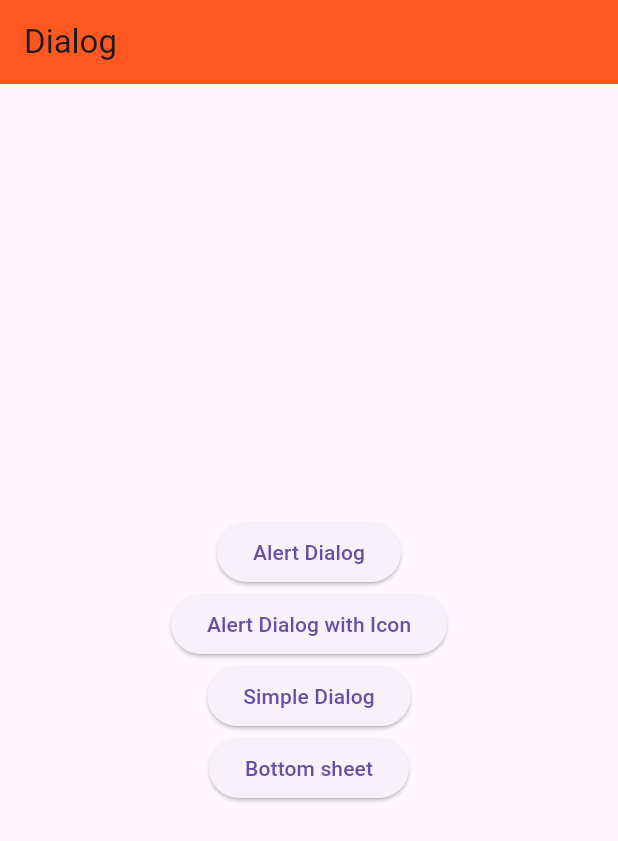
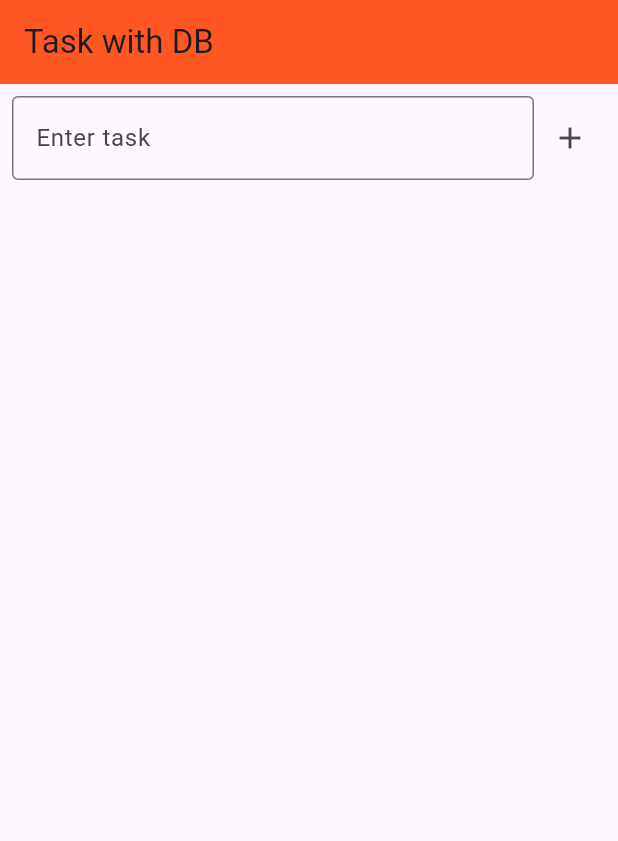
Before and after one commit to taufiqurSabbir/batch_16, a Flutter app: the screen it shows after launch, on a phone screen of 412 x 824 dp. Shown: the top 841 px of the screen. Run offline on Flutter 3.47's test engine with Material 3 defaults, Android fonts, the phone set to English and light mode, and no system bars; our stand-ins replace flutter_screenutil, shimmer, sqflite; accounts and stored records are empty.

Commit message:
module_16_class_1

```diff
--- a/lib/app.dart
+++ b/lib/app.dart
@@ -20,6 +20,7 @@ import 'module_13/class_3.dart';
 import 'module_14/class_1.dart';
 import 'module_14/class_2.dart';
 import 'module_14/class_3.dart';
+import 'module_16/ui/task_home.dart';
 import 'module_9/class_3.dart';
 
 class MyApp extends StatelessWidget {
@@ -36,7 +37,7 @@ class MyApp extends StatelessWidget {
          debugShowCheckedModeBanner: false,
          title: 'Flutter 16',
 
-         initialRoute: '/Module14Class3',
+         initialRoute: '/TaskHome',
 
          routes: {
            '/about' : (context) => about(),
@@ -47,6 +48,7 @@ class MyApp extends StatelessWidget {
            '/Todo' : (context) => Todo(),
            '/Module14Class2' : (context) => Module14Class2(),
            '/Module14Class3' : (context) => Module14Class3(),
+           '/TaskHome' : (context) => TaskHome(),
          },
        );
      },
--- /dev/null
+++ b/lib/module_16/db/task_database.dart
@@ -0,0 +1,35 @@
+import 'package:flutter_16/module_16/models/task_model.dart';
+import 'package:path/path.dart' as p;
+import 'package:sqflite/sqflite.dart';
+
+class TaskDatabase {
+  static Database? _db;
+
+  static Future<Database> getDB() async {
+    if (_db != null) return _db!;
+
+    _db = await openDatabase(p.join(await getDatabasesPath(), 'task.db'),
+        onCreate: (db, version) {
+      return db.execute(
+          'CREATE TABLE tasks(id INTEGER PRIMARY KEY AUTOINCREMENT , title TEXT, isDone INTEGER)');
+    }, version: 2);
+
+    return _db!;
+  }
+
+
+  static Future<void> insertTask(TaskModel taskModel) async {
+    final db = await getDB();
+    await db.insert('tasks',taskModel.toMap(), conflictAlgorithm: ConflictAlgorithm.replace);
+
+  }
+
+  static Future<List<TaskModel>> getTask() async {
+    final db = await getDB();
+    final List<Map<String,dynamic>> maps = await db.query('tasks');
+    return List.generate(maps.length, (i) => TaskModel.formMap(maps[i]));
+  }
+
+
+
+}
--- /dev/null
+++ b/lib/module_16/models/task_model.dart
@@ -0,0 +1,28 @@
+class TaskModel {
+  final int ? id;
+  final String title;
+  final bool isDone;
+
+  TaskModel({this.id, required this.title, required this.isDone});
+
+  Map<String, dynamic> toMap() {
+    return {
+      'id': id,
+      'title': title,
+      'isDone': isDone ? 1 : 0,
+    };
+  }
+
+
+
+
+  factory TaskModel.formMap(Map<String,dynamic>map){
+    return TaskModel(
+        id: map['id'],
+        title: map['title'],
+        isDone: map['isDone']==1
+
+    );
+
+  }
+}
--- /dev/null
+++ b/lib/module_16/ui/task_home.dart
@@ -0,0 +1,97 @@
+import 'package:flutter/material.dart';
+import 'package:flutter_16/module_16/db/task_database.dart';
+import 'package:flutter_16/module_16/models/task_model.dart';
+
+class TaskHome extends StatefulWidget {
+  const TaskHome({super.key});
+
+  @override
+  State<TaskHome> createState() => _TaskHomeState();
+}
+
+class _TaskHomeState extends State<TaskHome> {
+  List<TaskModel> tasks = [];
+  TextEditingController taskController = TextEditingController();
+
+  @override
+  void initState() {
+    // TODO: implement initState
+    super.initState();
+    refreshTask();
+  }
+
+
+  Future<void> refreshTask()async {
+    tasks = await TaskDatabase.getTask();
+    setState(() {
+
+    });
+  }
+
+
+  Future<void> addTask()async {
+   await TaskDatabase.insertTask(TaskModel(title: taskController.text, isDone: false));
+   await refreshTask();
+   taskController.clear();
+  }
+
+  @override
+  Widget build(BuildContext context) {
+    return Scaffold(
+      appBar: AppBar(
+        title: Text('Task with DB'),
+        backgroundColor: Colors.deepOrange,
+      ),
+      body: Column(
+        children: [
+          Padding(
+            padding: const EdgeInsets.all(8.0),
+            child: Row(
+              children: [
+                Expanded(
+                  child: TextFormField(
+                    controller: taskController,
+                    decoration: InputDecoration(
+                        hintText: 'Enter task', border: OutlineInputBorder()),
+                  ),
+                ),
+                IconButton(onPressed: addTask,
+                icon: Icon(Icons.add))
+              ],
+            ),
+          ),
+          Expanded(
+            child: ListView.builder(
+                itemCount: tasks.length,
+                itemBuilder: (context, index) {
+                  final task = tasks[index];
+                  return Card(
+                    child: ListTile(
+                      leading: Checkbox(value: task.isDone, onChanged: (_) => {}),
+                      title: Text(task.title),
+                      trailing: Row(
+                        mainAxisSize: MainAxisSize.min,
+                        children: [
+                          IconButton(
+                              onPressed: () {},
+                              icon: Icon(
+                                Icons.edit_note,
+                                color: Colors.orange,
+                              )),
+                          IconButton(
+                              onPressed: () {},
+                              icon: Icon(
+                                Icons.delete,
+                                color: Colors.red,
+                              )),
+                        ],
+                      ),
+                    ),
+                  );
+                }),
+          )
+        ],
+      ),
+    );
+  }
+}
--- a/pubspec.yaml
+++ b/pubspec.yaml
@@ -38,6 +38,8 @@ dependencies:
   flutter_screenutil: ^5.9.3
   flutter_staggered_grid_view: ^0.7.0
   shimmer: ^3.0.0
+  sqflite: ^2.4.3
+  path: ^1.9.1
 
 dev_dependencies:
   flutter_test:
```
Also changed, not shown: pubspec.lock, 1 other file.
